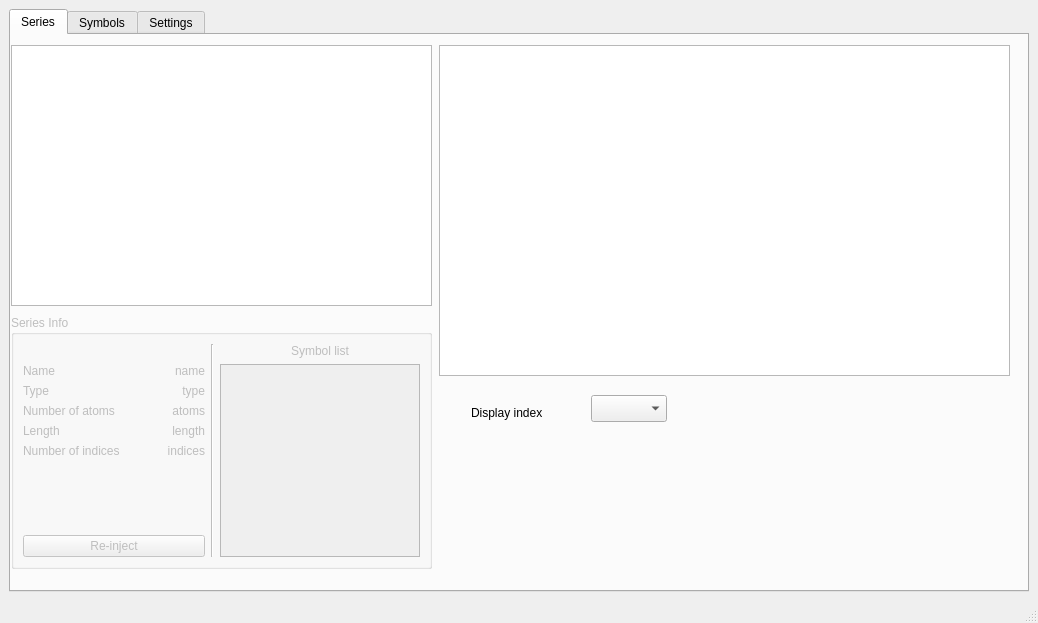
First picture: the form in pyranha/Gui/main_window.ui, repository 7ofNine/piranha, before the edit.
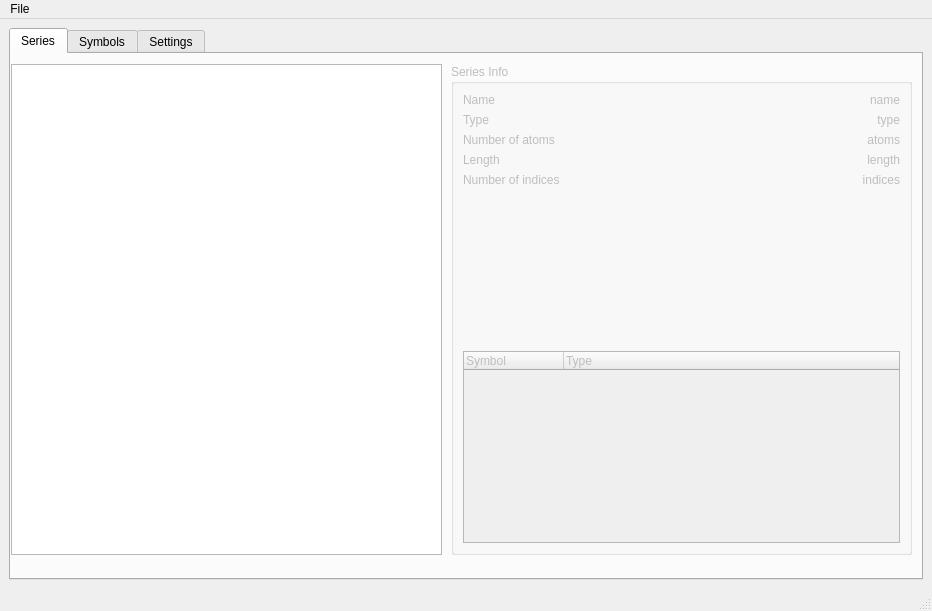
Second picture: the form after the edit. Custom widgets are drawn as their Qt base class.

The edit to the form file:
```diff
--- a/pyranha/Gui/main_window.ui
+++ b/pyranha/Gui/main_window.ui
@@ -5,8 +5,8 @@
    <rect>
     <x>0</x>
     <y>0</y>
-    <width>1038</width>
-    <height>623</height>
+    <width>932</width>
+    <height>611</height>
    </rect>
   </property>
   <property name="windowTitle" >
@@ -17,8 +17,8 @@
     <rect>
      <x>0</x>
      <y>24</y>
-     <width>1038</width>
-     <height>578</height>
+     <width>932</width>
+     <height>566</height>
     </rect>
    </property>
    <layout class="QGridLayout" name="gridLayout" >
@@ -32,34 +32,39 @@
         <rect>
          <x>0</x>
          <y>0</y>
-         <width>1018</width>
-         <height>533</height>
+         <width>912</width>
+         <height>521</height>
         </rect>
        </property>
        <attribute name="title" >
         <string>Series</string>
        </attribute>
-       <widget class="QComboBox" name="comboBox" >
+       <widget class="QTreeView" name="series_tree_view" >
         <property name="geometry" >
          <rect>
-          <x>580</x>
-          <y>360</y>
-          <width>76</width>
-          <height>27</height>
+          <x>0</x>
+          <y>10</y>
+          <width>431</width>
+          <height>491</height>
          </rect>
         </property>
-       </widget>
-       <widget class="QLabel" name="label" >
-        <property name="geometry" >
-         <rect>
-          <x>460</x>
-          <y>370</y>
-          <width>111</width>
-          <height>16</height>
-         </rect>
+        <property name="toolTip" >
+         <string>List of series defined in IPython's interactive namespace</string>
         </property>
-        <property name="text" >
-         <string>Display index</string>
+        <property name="alternatingRowColors" >
+         <bool>true</bool>
+        </property>
+        <property name="rootIsDecorated" >
+         <bool>true</bool>
+        </property>
+        <property name="itemsExpandable" >
+         <bool>false</bool>
+        </property>
+        <property name="sortingEnabled" >
+         <bool>true</bool>
+        </property>
+        <property name="headerHidden" >
+         <bool>false</bool>
         </property>
        </widget>
        <widget class="QGroupBox" name="series_info_groupbox" >
@@ -68,47 +73,17 @@
         </property>
         <property name="geometry" >
          <rect>
-          <x>0</x>
-          <y>280</y>
-          <width>421</width>
-          <height>254</height>
+          <x>440</x>
+          <y>10</y>
+          <width>461</width>
+          <height>491</height>
          </rect>
         </property>
         <property name="title" >
          <string>Series Info</string>
         </property>
         <layout class="QGridLayout" name="gridLayout_2" >
-         <item rowspan="8" row="0" column="2" >
-          <widget class="Line" name="line" >
-           <property name="orientation" >
-            <enum>Qt::Vertical</enum>
-           </property>
-          </widget>
-         </item>
-         <item row="0" column="3" >
-          <widget class="QLabel" name="label_7" >
-           <property name="text" >
-            <string>Symbol list</string>
-           </property>
-           <property name="alignment" >
-            <set>Qt::AlignCenter</set>
-           </property>
-          </widget>
-         </item>
-         <item row="1" column="0" >
-          <widget class="QLabel" name="label_3" >
-           <property name="sizePolicy" >
-            <sizepolicy vsizetype="Preferred" hsizetype="MinimumExpanding" >
-             <horstretch>0</horstretch>
-             <verstretch>0</verstretch>
-            </sizepolicy>
-           </property>
-           <property name="text" >
-            <string>Name</string>
-           </property>
-          </widget>
-         </item>
-         <item row="1" column="1" >
+         <item row="0" column="1" >
           <widget class="QLabel" name="series_name_label" >
            <property name="text" >
             <string>name</string>
@@ -118,17 +93,7 @@
            </property>
           </widget>
          </item>
-         <item rowspan="7" row="1" column="3" >
-          <widget class="QListWidget" name="listWidget" >
-           <property name="maximumSize" >
-            <size>
-             <width>200</width>
-             <height>16777215</height>
-            </size>
-           </property>
-          </widget>
-         </item>
-         <item row="2" column="0" >
+         <item row="1" column="0" >
           <widget class="QLabel" name="label_6" >
            <property name="sizePolicy" >
             <sizepolicy vsizetype="Preferred" hsizetype="MinimumExpanding" >
@@ -141,7 +106,7 @@
            </property>
           </widget>
          </item>
-         <item row="2" column="1" >
+         <item row="1" column="1" >
           <widget class="QLabel" name="series_type_label" >
            <property name="text" >
             <string>type</string>
@@ -151,7 +116,7 @@
            </property>
           </widget>
          </item>
-         <item row="3" column="0" >
+         <item row="2" column="0" >
           <widget class="QLabel" name="label_5" >
            <property name="sizePolicy" >
             <sizepolicy vsizetype="Preferred" hsizetype="MinimumExpanding" >
@@ -164,7 +129,7 @@
            </property>
           </widget>
          </item>
-         <item row="3" column="1" >
+         <item row="2" column="1" >
           <widget class="QLabel" name="series_atoms_label" >
            <property name="text" >
             <string>atoms</string>
@@ -174,7 +139,7 @@
            </property>
           </widget>
          </item>
-         <item row="4" column="0" >
+         <item row="3" column="0" >
           <widget class="QLabel" name="label_2" >
            <property name="sizePolicy" >
             <sizepolicy vsizetype="Preferred" hsizetype="MinimumExpanding" >
@@ -187,7 +152,7 @@
            </property>
           </widget>
          </item>
-         <item row="4" column="1" >
+         <item row="3" column="1" >
           <widget class="QLabel" name="series_length_label" >
            <property name="text" >
             <string>length</string>
@@ -197,7 +162,7 @@
            </property>
           </widget>
          </item>
-         <item row="5" column="0" >
+         <item row="4" column="0" >
           <widget class="QLabel" name="label_4" >
            <property name="sizePolicy" >
             <sizepolicy vsizetype="Preferred" hsizetype="MinimumExpanding" >
@@ -210,7 +175,7 @@
            </property>
           </widget>
          </item>
-         <item row="5" column="1" >
+         <item row="4" column="1" >
           <widget class="QLabel" name="series_indices_label" >
            <property name="text" >
             <string>indices</string>
@@ -220,17 +185,34 @@
            </property>
           </widget>
          </item>
-         <item row="7" column="0" colspan="2" >
-          <widget class="QPushButton" name="pushButton" >
-           <property name="toolTip" >
-            <string>Inject series into the interactive namespace, possibly overriding an existing series with the same name.</string>
-           </property>
-           <property name="text" >
-            <string>Re-inject</string>
-           </property>
-          </widget>
-         </item>
          <item row="6" column="0" colspan="2" >
+          <widget class="QTreeWidget" name="treeWidget" >
+           <column>
+            <property name="text" >
+             <string>Symbol</string>
+            </property>
+           </column>
+           <column>
+            <property name="text" >
+             <string>Type</string>
+            </property>
+           </column>
+          </widget>
+         </item>
+         <item row="0" column="0" >
+          <widget class="QLabel" name="label_3" >
+           <property name="sizePolicy" >
+            <sizepolicy vsizetype="Preferred" hsizetype="MinimumExpanding" >
+             <horstretch>0</horstretch>
+             <verstretch>0</verstretch>
+            </sizepolicy>
+           </property>
+           <property name="text" >
+            <string>Name</string>
+           </property>
+          </widget>
+         </item>
+         <item row="5" column="0" >
           <spacer name="verticalSpacer" >
            <property name="orientation" >
             <enum>Qt::Vertical</enum>
@@ -245,56 +227,6 @@
          </item>
         </layout>
        </widget>
-       <widget class="QTreeView" name="series_tree_view" >
-        <property name="geometry" >
-         <rect>
-          <x>0</x>
-          <y>10</y>
-          <width>421</width>
-          <height>261</height>
-         </rect>
-        </property>
-        <property name="toolTip" >
-         <string>List of series defined in IPython's interactive namespace.</string>
-        </property>
-        <property name="alternatingRowColors" >
-         <bool>true</bool>
-        </property>
-        <property name="rootIsDecorated" >
-         <bool>true</bool>
-        </property>
-        <property name="itemsExpandable" >
-         <bool>false</bool>
-        </property>
-        <property name="sortingEnabled" >
-         <bool>true</bool>
-        </property>
-        <property name="headerHidden" >
-         <bool>false</bool>
-        </property>
-       </widget>
-       <widget class="series_draw_area" name="series_graphics_view" >
-        <property name="geometry" >
-         <rect>
-          <x>428</x>
-          <y>10</y>
-          <width>571</width>
-          <height>331</height>
-         </rect>
-        </property>
-        <property name="minimumSize" >
-         <size>
-          <width>400</width>
-          <height>250</height>
-         </size>
-        </property>
-        <property name="maximumSize" >
-         <size>
-          <width>16777215</width>
-          <height>16777215</height>
-         </size>
-        </property>
-       </widget>
       </widget>
       <widget class="QWidget" name="tab_symbols" >
        <attribute name="title" >
@@ -324,29 +256,28 @@
     <rect>
      <x>0</x>
      <y>0</y>
-     <width>1038</width>
+     <width>932</width>
      <height>24</height>
     </rect>
    </property>
+   <widget class="QMenu" name="menuFile" >
+    <property name="title" >
+     <string>File</string>
+    </property>
+   </widget>
+   <addaction name="menuFile" />
   </widget>
   <widget class="QStatusBar" name="statusbar" >
    <property name="geometry" >
     <rect>
      <x>0</x>
-     <y>602</y>
-     <width>1038</width>
+     <y>590</y>
+     <width>932</width>
      <height>21</height>
     </rect>
    </property>
   </widget>
  </widget>
- <customwidgets>
-  <customwidget>
-   <class>series_draw_area</class>
-   <extends>QGraphicsView</extends>
-   <header>series_draw_area.h</header>
-  </customwidget>
- </customwidgets>
  <resources/>
  <connections/>
 </ui>
```
Left out of the diff: 13 changed lines with no effect on the pictures.
